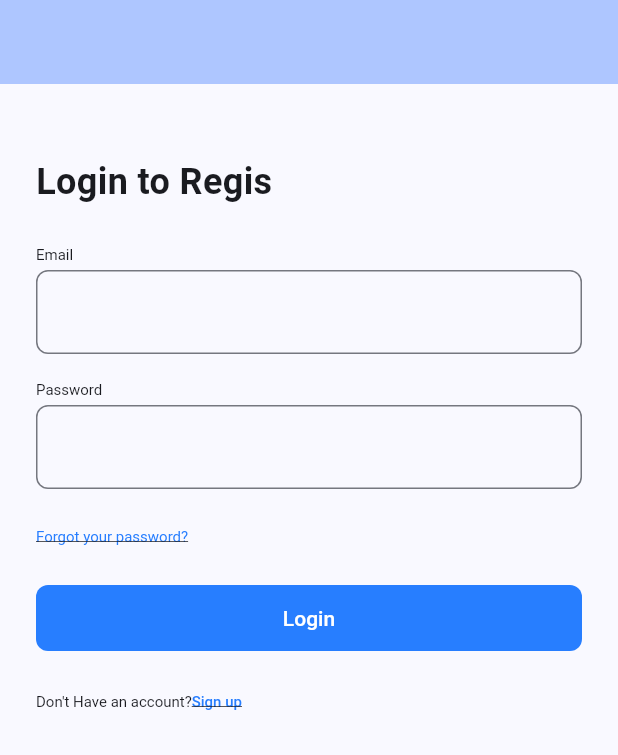
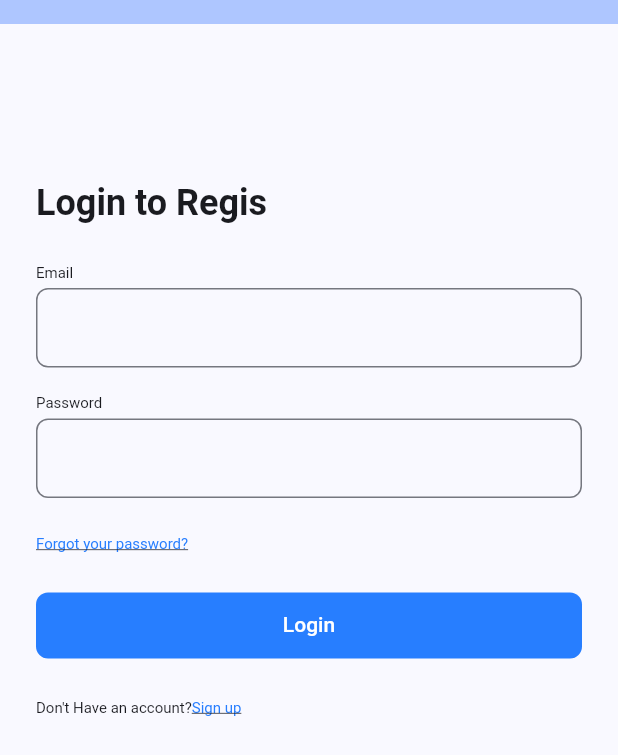
Before and after one commit to suzubki/expenshees, a Flutter app: the screen it shows after launch, on a phone screen of 412 x 824 dp. Shown: the top 755 px of the screen. Run offline on Flutter 3.47's test engine with Material 3 defaults, Android fonts, the light colour scheme and no system bars.

Commit message:
refactored login code

```diff
--- a/lib/features/auth/presentation/screens/login_screen.dart
+++ b/lib/features/auth/presentation/screens/login_screen.dart
@@ -1,128 +1,62 @@
 import 'package:flutter/material.dart';
 import 'package:mibloc/core/theme.dart';
+import 'package:mibloc/core/widgets/buttons/__butons.dart';
+import 'package:mibloc/core/widgets/inputs/regis_input.dart';
+import 'package:mibloc/core/widgets/regis_scaffold.dart';
+import 'package:mibloc/utils/extensions.dart';
 
 class LoginScreen extends StatelessWidget {
   const LoginScreen({super.key});
 
   @override
   Widget build(BuildContext context) {
-    return Scaffold(
-        appBar: AppBar(
-          backgroundColor: Theme.of(context).colorScheme.inversePrimary,
-        ),
-        body: Padding(
-          padding: const EdgeInsets.symmetric(horizontal: 24, vertical: 48),
-          child: Column(
+    return RegisScaffold(
+      body: Column(
         crossAxisAlignment: CrossAxisAlignment.start,
         children: [
-              const Text(
+          kToolbarHeight.pv,
+          Text(
             'Login to Regis',
-                style: TextStyle(
-                    fontSize: 24,
-                    fontWeight: FontWeight.w600,
-                    fontFamily: 'Roboto'),
+            style: Theme.of(context).textTheme.titleLarge,
+          ),
+          24.pv,
+          const RegisInput(label: 'Email'),
+          16.pv,
+          const RegisInput(label: 'Password'),
+          24.pv,
+          Text(
+            'Forgot your password?',
+            style: Theme.of(context).textTheme.bodySmall!.copyWith(
+                color: RegisTheme.primary[400],
+                decoration: TextDecoration.underline),
           ),
           const SizedBox(height: 24),
-              const Input(label: 'Email'),
-              const SizedBox(height: 16),
-              const Input(label: 'Password'),
-              const SizedBox(height: 24),
-              Text(
-                'Forgot your password?',
-                style: TextStyle(
-                  fontSize: 10,
-                  letterSpacing: -0.002,
-                  decoration: TextDecoration.underline,
-                  color: RegisTheme.primary[400],
-                  fontFamily: 'Roboto',
+          RegisFilledButton(
+            onPressed: () {},
+            child: Text(
+              'Login',
+              style: Theme.of(context).textTheme.bodyLarge!.copyWith(
+                    color: Colors.white,
                   ),
             ),
-              const SizedBox(height: 24),
-              FilledButton(
-                  style: ButtonStyle(
-                    shape: MaterialStatePropertyAll(
-                      RoundedRectangleBorder(
-                        borderRadius: BorderRadius.circular(8),
           ),
-                    ),
-                    minimumSize: MaterialStateProperty.resolveWith(
-                        (states) => const Size(double.infinity, 44)),
-                    backgroundColor:
-                        MaterialStateProperty.resolveWith((states) {
-                      if (states.contains(MaterialState.hovered)) {
-                        return RegisTheme.primary[400].withOpacity(0.8);
-                      } else {
-                        return RegisTheme.primary[400];
-                      }
-                    }),
-                  ),
-                  onPressed: () {},
-                  child: const Text(
-                    'Login',
-                    style: TextStyle(
-                      color: Colors.white,
-                      fontSize: 14,
-                      fontWeight: FontWeight.w500,
-                      letterSpacing: -0.002,
-                      fontFamily: 'Roboto',
-                    ),
-                  )),
-              const SizedBox(height: 24),
+          24.pv,
           Row(
             children: [
-                  const Text("Don't Have an account?",
-                      style: TextStyle(
-                          fontSize: 10,
-                          letterSpacing: -0.002,
-                          fontFamily: 'Roboto')),
-                  Text("Sign up",
-                      style: TextStyle(
-                          decoration: TextDecoration.underline,
-                          fontWeight: FontWeight.w500,
+              Text(
+                "Don't Have an account?",
+                style: Theme.of(context).textTheme.bodySmall,
+              ),
+              Text(
+                "Sign up",
+                style: Theme.of(context).textTheme.bodySmall!.copyWith(
                     color: RegisTheme.primary[400],
-                          fontSize: 10,
-                          letterSpacing: -0.002,
-                          fontFamily: 'Roboto')),
+                    decoration: TextDecoration.underline),
+              ),
             ],
           ),
         ],
       ),
-        ));
-  }
-}
-
-class Input extends StatelessWidget {
-  const Input({super.key, this.label});
-
-  final String? label;
-
-  @override
-  Widget build(BuildContext context) {
-    return Column(
-      crossAxisAlignment: CrossAxisAlignment.start,
-      children: [
-        if (label != null || label!.isNotEmpty)
-          Text(
-            label ?? '',
-            style: const TextStyle(
-              fontSize: 10,
-              letterSpacing: -0.002,
-              fontFamily: 'Roboto',
-            ),
-          ),
-        if (label != null || label!.isNotEmpty) const SizedBox(height: 4),
-        TextField(
-          decoration: InputDecoration(
-            constraints: const BoxConstraints(minHeight: 44),
-            border: OutlineInputBorder(
-              borderRadius: BorderRadius.circular(8),
-              borderSide: BorderSide(
-                color: RegisTheme.gray[300],
-              ),
-            ),
-          ),
-        ),
-      ],
     );
   }
 }
--- a/lib/main.dart
+++ b/lib/main.dart
@@ -15,11 +15,7 @@ class MyApp extends StatelessWidget {
   @override
   Widget build(BuildContext context) {
     return MaterialApp(
-      theme: ThemeData(
-        colorScheme: ColorScheme.fromSeed(seedColor: RegisTheme.primary[400]),
-        useMaterial3: true,
-        fontFamily: 'Roboto',
-      ),
+      theme: RegisTheme.theme(),
       home: const LoginScreen(),
     );
   }
```
Lines whose indentation alone changed are shown as unchanged.
